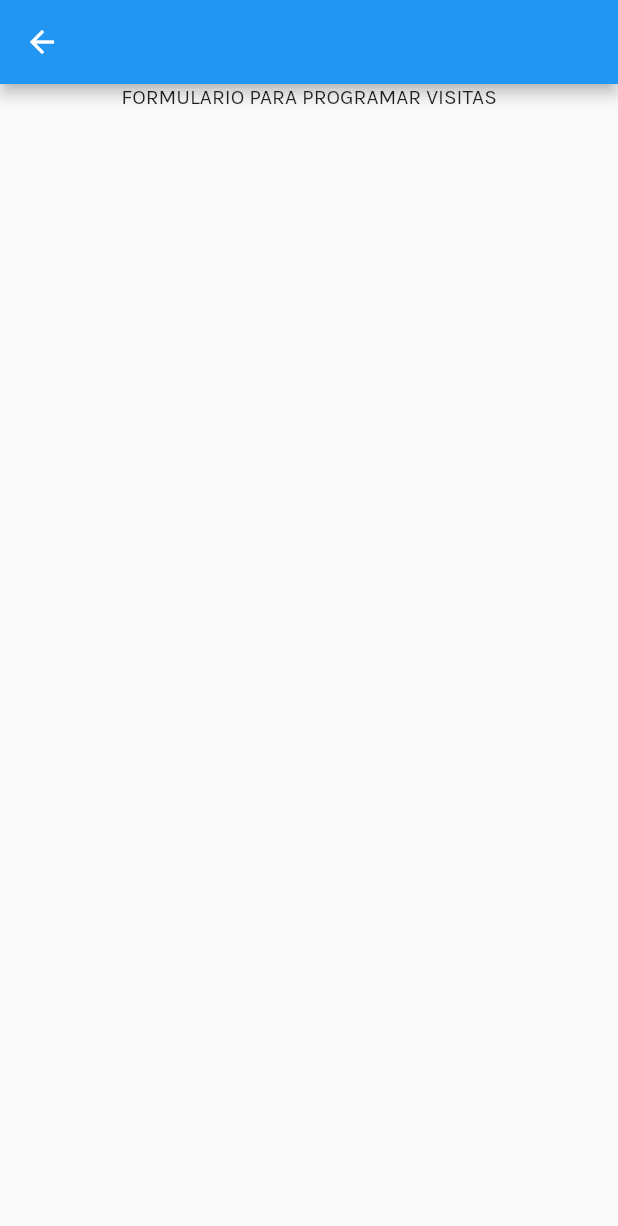
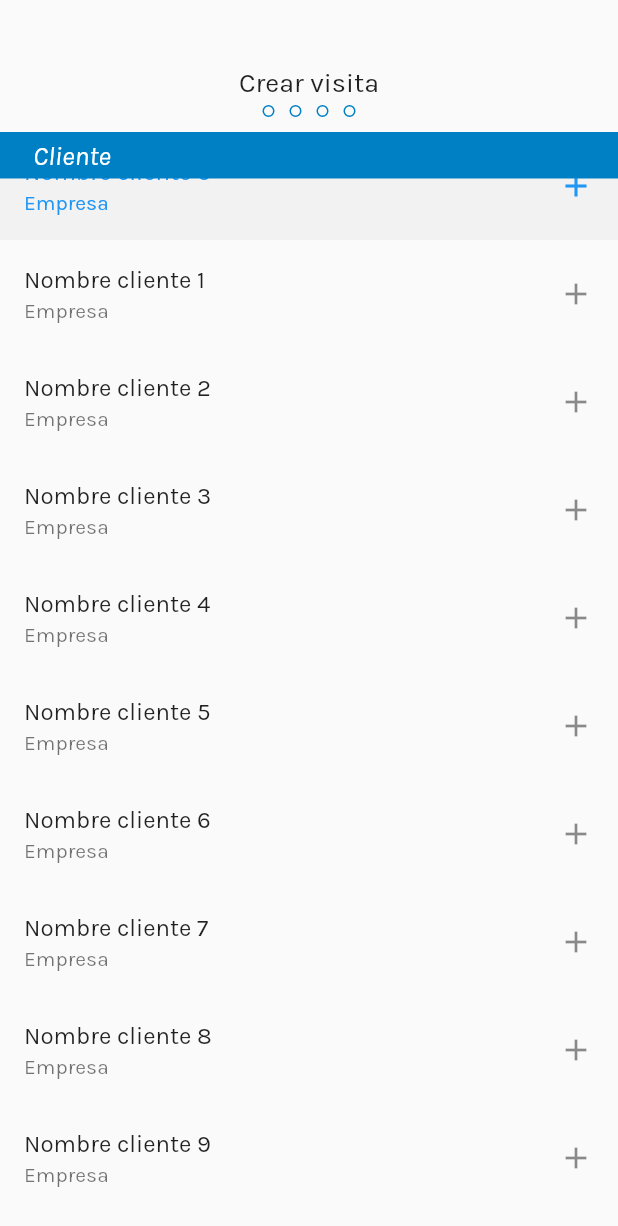
Before and after one commit to Alphinito/CGA, a Flutter app: the screen it shows after launch, tab 2 chosen, after a tap on the "add" icon, on a phone screen of 412 x 824 dp. Shown: the top 1226 px of the screen. Run offline on Flutter 3.47's test engine with Material 2 defaults, Android fonts, the phone set to English and light mode, and no system bars; network calls fail.

Commit message:
Frontend de formulario visitas

```diff
--- a/lib/src/identidad/marca.dart
+++ b/lib/src/identidad/marca.dart
@@ -18,12 +18,18 @@ identidadColor(color){
 }
 
 
-identidadMedidas(medida){
+identidadMedidas(context, medida){
   double pading;
   double margin;
+  double width = MediaQuery.of(context).size.width;
+  double height = MediaQuery.of(context).size.height;
   if(medida == 'Pading'){
     return pading = 22;
   }else if(medida == 'Margin'){
     return margin = 22;
+  }else if(medida == 'Height'){
+    return height;
+  }else if(medida == 'Width'){
+    return width;
   }
 }
--- a/lib/src/printing/componentes.dart
+++ b/lib/src/printing/componentes.dart
@@ -89,8 +89,7 @@ class IndPreviewVisitas extends StatelessWidget {
   @override
   Widget build(BuildContext context) {
     return Container(
-      width: 280,
-      padding: const EdgeInsets.all(10),
+      width: identidadMedidas(context, 'Width') * 0.9,
       decoration: BoxDecoration(
         color: Color(identidadColor('Primari Azul')),
         boxShadow: [
@@ -98,28 +97,18 @@ class IndPreviewVisitas extends StatelessWidget {
             color: Colors.grey.withOpacity(0.2),
             spreadRadius: 0.5,
             blurRadius: 0.5,
-            offset: Offset(2, 0),
+            offset: const Offset(2, 0),
           )
         ],
       ),
-      child: Row(
-        mainAxisAlignment: MainAxisAlignment.spaceBetween,
-        children: [
-          Column(
-            crossAxisAlignment: CrossAxisAlignment.start,
-            children: [
-              Text(
-                nombreCliente,
-                style: TextStyle(fontSize: 16, fontWeight: FontWeight.w500),
+      child: ListTile(
+        title: Text(nombreCliente),
+        subtitle: Text(nombreEmpresa),
+        trailing: Column(
+          crossAxisAlignment: CrossAxisAlignment.end,
+          mainAxisAlignment: MainAxisAlignment.center,
+          children: [Text(Fecha, style: const TextStyle(fontWeight: FontWeight.w100, fontStyle: FontStyle.italic),), Text(Hora, style: const TextStyle(fontWeight: FontWeight.w100, fontStyle: FontStyle.italic))],
         ),
-              Text(nombreEmpresa)
-            ],
-          ),
-          Column(
-            crossAxisAlignment: CrossAxisAlignment.end,
-            children: [Text(Fecha), Text(Hora)],
-          )
-        ],
       ),
     );
   }
@@ -137,17 +126,24 @@ class ContPreviewVisitasProgramadas extends StatelessWidget {
   });
   @override
   Widget build(BuildContext context) {
-    return Padding(
-      padding: EdgeInsets.all(identidadMedidas('Pading')),
-      child: Column(
+    return Column(
       crossAxisAlignment: CrossAxisAlignment.start,
       children: [
-          Text(title),
+        Padding(
+          padding: EdgeInsets.only(
+              top: identidadMedidas(context, 'Pading') * 2,
+              left: 10,
+              bottom: 10),
+          child: Text(
+            title,
+            style: TextStyle(fontStyle: FontStyle.italic),
+          ),
+        ),
         const SizedBox(height: 10),
         Container(
           decoration: BoxDecoration(
             color: Color(identidadColor('Primario Azul')),
-                borderRadius: const BorderRadius.only(bottomRight: Radius.circular(20), topRight: Radius.circular(20))),
+          ),
           child: Row(
             mainAxisAlignment: MainAxisAlignment.spaceBetween,
             children: [
@@ -175,14 +171,42 @@ class ContPreviewVisitasProgramadas extends StatelessWidget {
                 onTap: onTap,
                 iconn: const Icon(Icons.add),
                 buttonColor: identidadColor('Primario Azul'),
-                  width: 65,
+                width: identidadMedidas(context, 'Width') * 0.1,
                 height: 65,
               )
             ],
           ),
         ),
       ],
-      ),
     );
   }
 }
+
+//-----------------------------------------------------------------------------|INDICADORES DE AVANCE
+class indicadoresDeAvance extends StatelessWidget {
+  colorReturn(status) {
+    if (status == 'Activo') {
+      return Color(identidadColor('Primario Azul'));
+    } else {
+      return Colors.transparent;
+    }
+  }
+
+  final String status;
+  indicadoresDeAvance({
+    super.key,
+    required this.status,
+  });
+  @override
+  Widget build(BuildContext context) {
+    return Container(
+      margin: EdgeInsets.all(5),
+      height: 8,
+      width: 8,
+      decoration: BoxDecoration(
+          color: colorReturn(status),
+          border: Border.all(color: Color(identidadColor('Primario Azul'))),
+          borderRadius: const BorderRadius.all(Radius.circular(80))),
+    );
+  }
+}
--- a/lib/src/screens/HomePageView.dart
+++ b/lib/src/screens/HomePageView.dart
@@ -23,7 +23,7 @@ class HomePageView extends StatelessWidget {
     return Column(
       children: [
         Padding(
-          padding: EdgeInsets.all(identidadMedidas('Pading')),
+          padding: EdgeInsets.all(identidadMedidas(context,'Pading')),
           child: Row(
             mainAxisAlignment: MainAxisAlignment.spaceBetween,
             children: [
--- a/lib/src/screens/formProgramarVisitsa.dart
+++ b/lib/src/screens/formProgramarVisitsa.dart
@@ -1,4 +1,7 @@
+import 'package:cga/src/identidad/marca.dart';
 import 'package:flutter/material.dart';
+
+import '../printing/componentes.dart';
 
 class FormProgramarVisita extends StatefulWidget {
   const FormProgramarVisita({Key? key}) : super(key: key);
@@ -8,15 +11,114 @@ class FormProgramarVisita extends StatefulWidget {
 }
 
 class _FormProgramarVisitaState extends State<FormProgramarVisita> {
+  int _selectedIndexF1 = 0;
+  int _selectedIndexF2 = 0;
+  int _selectedIndexF3 = 0;
+  int _selectedIndexF4 = 0;
+  String _statusP1 = '';
+  String _statusP2 = '';
+  String _statusP3 = '';
+  String _statusP4 = '';
   @override
   //CONTENEDOR GENERAL HOME
   Widget build(BuildContext context) {
     return Scaffold(
-      appBar: AppBar(),
-      body: Column(
+      body: Stack(
         children: [
-          Center(
-            child: Text('FORMULARIO PARA PROGRAMAR VISITAS'),
+          Padding(
+            padding:
+                EdgeInsets.only(top: identidadMedidas(context, 'Pading') * 4),
+            child: PageView(
+              children: [
+                Stack(
+                  children: [
+                    ListView.builder(
+                        itemCount: 15,
+                        itemBuilder: (BuildContext context, int indexF1) {
+                          return ListTile(
+                            title: Text('Nombre cliente $indexF1'),
+                            subtitle: Text('Empresa'),
+                            trailing: Icon(Icons.add),
+                            selectedTileColor: Color(identidadColor('Gris')),
+                            selected: indexF1 == _selectedIndexF1,
+                            onTap: () {
+                              setState(() {
+                                _selectedIndexF1 = indexF1;
+                                _statusP1 = 'Activo';
+                              });
+                            },
+                          );
+                        }),
+                    Align(
+                      alignment: Alignment.topRight,
+                      child: Container(
+                        width: identidadMedidas(context, 'Width'),
+                        padding: EdgeInsets.symmetric(horizontal: identidadMedidas(context, 'Pading'), vertical: 5),
+                        color: Color(identidadColor('Primario Azul')),
+                        child: Text('Cliente', style: TextStyle(color: Colors.white, fontSize: 18, fontStyle: FontStyle.italic),),
+                      ),
+                    ),
+                  ],
+                ),
+                ListView.builder(
+                    itemCount: 5,
+                    itemBuilder: (BuildContext context, int indexF2) {
+                      return ListTile(
+                        title: Text('Clase de contacto $indexF2'),
+                        subtitle: Text('Textro explicativo'),
+                        trailing: Icon(Icons.add),
+                        selectedTileColor: Color(identidadColor('Gris')),
+                        selected: indexF2 == _selectedIndexF2,
+                        onTap: () {
+                          setState(() {
+                            _selectedIndexF2 = indexF2;
+                            _statusP2 = 'Activo';
+                          });
+                        },
+                      );
+                    }),
+                ListView.builder(
+                    itemCount: 9,
+                    itemBuilder: (BuildContext context, int indexF3) {
+                      return ListTile(
+                        title: Text('Motivo de contacto $indexF3'),
+                        subtitle: Text('Texto explicativo'),
+                        trailing: Icon(Icons.add),
+                        selectedTileColor: Color(identidadColor('Gris')),
+                        selected: indexF3 == _selectedIndexF3,
+                        onTap: () {
+                          setState(() {
+                            _selectedIndexF3 = indexF3;
+                            _statusP3 = 'Activo';
+                          });
+                        },
+                      );
+                    }),
+                Container(
+                  color: Color(identidadColor('Verde')),
+                ),
+              ],
+            ),
+          ),
+          Container(
+            padding: EdgeInsets.all(identidadMedidas(context, 'Pading') * 2),
+            child: Align(
+              alignment: Alignment.topCenter,
+              child: Column(
+                children: [
+                  Text('Crear visita', style: TextStyle(fontSize: 18)),
+                  Row(
+                    mainAxisAlignment: MainAxisAlignment.center,
+                    children: [
+                      indicadoresDeAvance(status: _statusP1),
+                      indicadoresDeAvance(status: _statusP2),
+                      indicadoresDeAvance(status: _statusP3),
+                      indicadoresDeAvance(status: _statusP4),
+                    ],
+                  ),
+                ],
+              ),
+            ),
           )
         ],
       ),
```
Lines whose indentation alone changed are shown as unchanged.
